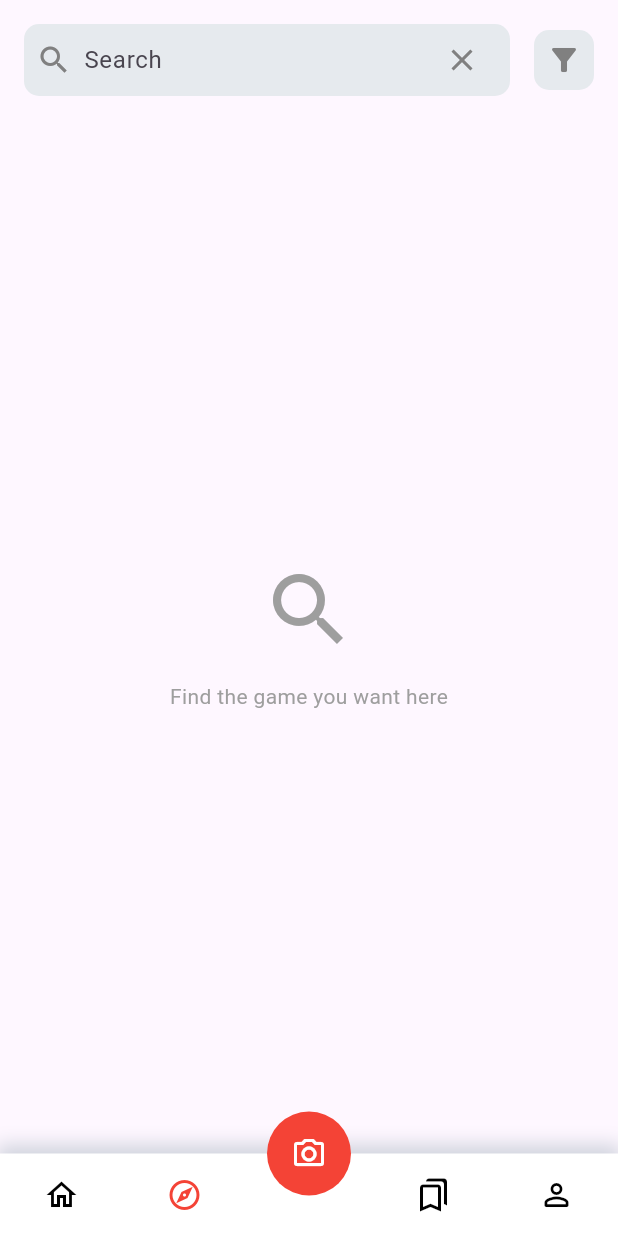
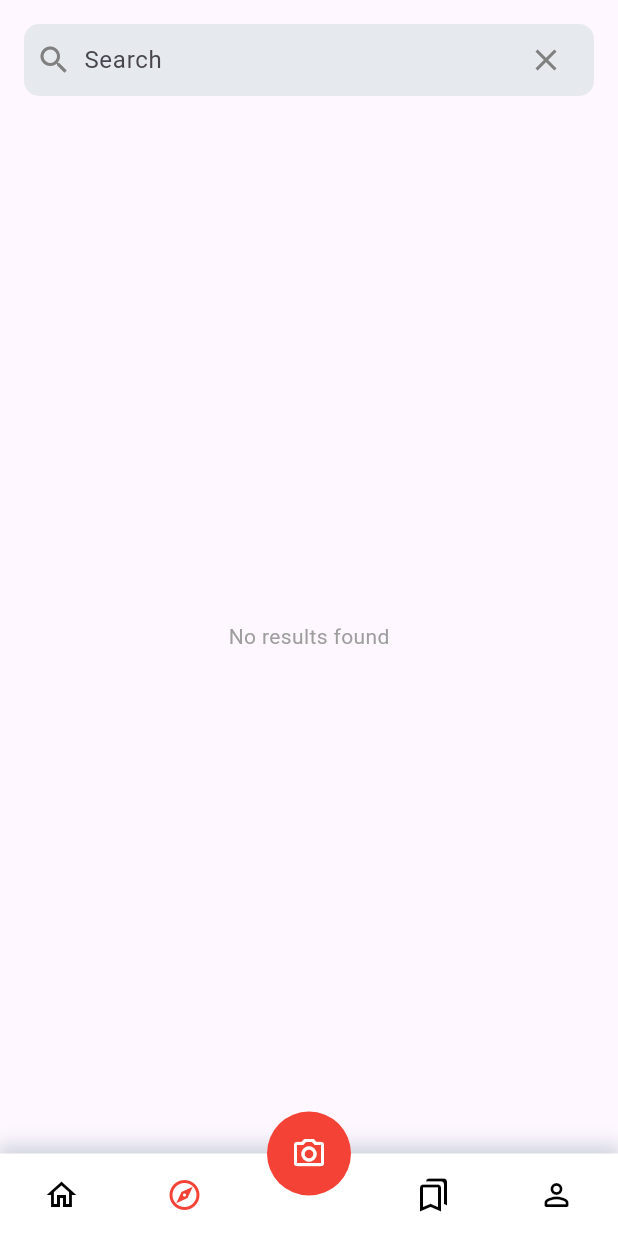
Before and after one commit to irshandyaditya/AgePlay, a Flutter app: the SearchPage screen opened by its route, on a phone screen of 412 x 824 dp. Run offline on Flutter 3.47's test engine with Material 3 defaults, Android fonts, the phone set to English and light mode, and no system bars; our stand-ins replace another_flutter_splash_screen, camera, flutter_secure_storage, image_picker, loading_indicator; accounts and stored records are empty.

Commit message:
feat: search logic

```diff
--- a/lib/pages/search.dart
+++ b/lib/pages/search.dart
@@ -1,4 +1,6 @@
+import 'dart:convert';
 import 'package:flutter/material.dart';
+import 'package:http/http.dart' as http;
 import 'package:age_play/widgets/bottom_navbar.dart';
 
 class SearchPage extends StatefulWidget {
@@ -13,32 +15,9 @@ class SearchPage extends StatefulWidget {
 class _SearchPageState extends State<SearchPage> {
   TextEditingController _searchController = TextEditingController();
   String _searchQuery = '';
-  List<Map<String, String>> searchResults = [];
+  List<Map<String, dynamic>> searchResults = [];
   int _currentIndex = 1;
-
-  final List<Map<String, String>> allItems = [
-    {
-      "title": "Persona 3 Reload",
-      "price": "Rp 779.000",
-      "developer": "ATLUS",
-      "tags": "JRPG, RPG, Anime, Adventure",
-      "image": "assets/persona3.jpg",
-    },
-    {
-      "title": "Horizon Forbidden West",
-      "price": "Rp 899.000",
-      "developer": "Guerrilla Games",
-      "tags": "Action, RPG, Open World",
-      "image": "assets/horizon.jpg",
-    },
-    {
-      "title": "Red Dead Redemption 2",
-      "price": "Rp 699.000",
-      "developer": "Rockstar Games",
-      "tags": "Action, Adventure, Open World",
-      "image": "assets/red_dead.jpg",
-    },
-  ];
+  bool _isLoading = false;
 
   @override
   void initState() {
@@ -48,29 +27,58 @@ class _SearchPageState extends State<SearchPage> {
         _searchQuery = _searchController.text;
       });
     });
-
-    // Jika halaman sebelumnya adalah "hasil deteksi", tampilkan semua item
-    if (widget.previousPage == 'hasil deteksi') {
-      searchResults = List.from(allItems);
-    }
   }
 
-  void _performSearch() {
+  Future<void> _performSearch() async {
+    if (_searchQuery.isEmpty) return;
+
     setState(() {
-      searchResults = allItems
-          .where((item) =>
-              item["title"]!.toLowerCase().contains(_searchQuery.toLowerCase()))
-          .toList();
+      _isLoading = true;
+    });
+
+    final url =
+        'https://polinemaesports.my.id/api/game-search/?query=${Uri.encodeComponent(_searchQuery)}';
+    try {
+      final response = await http.get(Uri.parse(url));
+      if (response.statusCode == 200) {
+        final data = json.decode(response.body);
+        final List<dynamic> results = data['results'];
+        setState(() {
+          searchResults = results.map((item) {
+            return {
+              'slug': item['slug'],
+              'name': item['name'],
+              'platforms': item['platforms']
+                  ?.map((p) => p['platform']['name'])
+                  ?.toList()
+                  ?.join(', ') ?? 'Unknown',
+              'rating': item['rating'] ?? 'N/A',
+              'genres': item['genres']
+                  ?.map((g) => g['name'])
+                  ?.toList()
+                  ?.join(', ') ?? 'N/A',
+              'esrb_rating': item['esrb_rating']?['name'] ?? 'N/A',
+              'screenshot': item['short_screenshots']?.firstWhere(
+                      (s) => s['id'] == -1,
+                      orElse: () => null)?['image'] ??
+                  'https://via.placeholder.com/150', // Default image
+            };
+          }).toList();
+        });
+      } else {
+        print("Failed to fetch data. Status code: ${response.statusCode}");
+      }
+    } catch (e) {
+      print("Error: $e");
+    }
+
+    setState(() {
+      _isLoading = false;
     });
   }
 
   @override
   Widget build(BuildContext context) {
-    // Header dinamis berdasarkan halaman sebelumnya
-    String displayText = widget.previousPage == 'hasil deteksi'
-        ? 'Face Recognition: Age 21'
-        : 'Search: $_searchQuery';
-
     return Scaffold(
       body: Column(
         crossAxisAlignment: CrossAxisAlignment.start,
@@ -107,12 +115,7 @@ class _SearchPageState extends State<SearchPage> {
                             setState(() {
                               _searchController.clear();
                               _searchQuery = '';
-                              if (widget.previousPage == 'hasil deteksi') {
-                                // Reset ke semua item jika halaman sebelumnya "hasil deteksi"
-                                searchResults = List.from(allItems);
-                              } else {
-                                searchResults.clear();
-                              }
+                              searchResults.clear();
                             });
                           },
                         ),
@@ -120,37 +123,13 @@ class _SearchPageState extends State<SearchPage> {
                     ),
                   ),
                 ),
-                SizedBox(width: 16),
-                Container(
-                  padding: EdgeInsets.all(8),
-                  decoration: BoxDecoration(
-                    color: const Color(0xFFE6EAEE),
-                    borderRadius: BorderRadius.circular(10),
-                  ),
-                  child: Icon(
-                    Icons.filter_alt,
-                    color: const Color(0xFF808080),
-                  ),
-                ),
               ],
             ),
           ),
-          if (_searchQuery.isNotEmpty || widget.previousPage == 'hasil deteksi') ...[
-            Padding(
-              padding: const EdgeInsets.symmetric(horizontal: 16.0),
-              child: Text(
-                displayText,
-                style: TextStyle(
-                  fontSize: 16,
-                  fontWeight: FontWeight.bold,
-                  color: Colors.black,
-                ),
-              ),
-            ),
-          ],
           Expanded(
-            child: widget.previousPage == 'hasil deteksi' || _searchQuery.isNotEmpty
-                ? (searchResults.isEmpty
+            child: _isLoading
+                ? Center(child: CircularProgressIndicator())
+                : searchResults.isEmpty
                     ? Center(
                         child: Text(
                           "No results found",
@@ -174,14 +153,14 @@ class _SearchPageState extends State<SearchPage> {
                                   decoration: BoxDecoration(
                                     borderRadius: BorderRadius.circular(8),
                                     image: DecorationImage(
-                                      image: AssetImage(result["image"]!),
+                                      image: NetworkImage(result["screenshot"]),
                                       fit: BoxFit.cover,
                                     ),
                                     boxShadow: [
                                       BoxShadow(
-                                        color: Colors.black.withOpacity(0.5), // Warna shadow
-                                        blurRadius: 8, // Tingkat blur
-                                        offset: Offset(0, 4), // Posisi shadow
+                                        color: Colors.black.withOpacity(0.5),
+                                        blurRadius: 8,
+                                        offset: Offset(0, 4),
                                       ),
                                     ],
                                   ),
@@ -190,39 +169,42 @@ class _SearchPageState extends State<SearchPage> {
                                 // Game info
                                 Expanded(
                                   child: Column(
-                                    crossAxisAlignment:
-                                        CrossAxisAlignment.start,
+                                    crossAxisAlignment: CrossAxisAlignment.start,
                                     children: [
                                       Text(
-                                        result["title"]!,
+                                        result["name"],
                                         style: TextStyle(
                                           fontSize: 16,
                                           fontWeight: FontWeight.bold,
                                         ),
                                       ),
                                       Text(
-                                        result["price"]!,
+                                        "Rating: ${result["rating"]}",
                                         style: TextStyle(
                                           fontSize: 16,
                                           color: Colors.green,
                                         ),
                                       ),
-                                      SizedBox(height: 8,),
                                       Text(
-                                        result["developer"]!,
+                                        "Platforms: ${result["platforms"]}",
                                         style: TextStyle(
                                           fontSize: 14,
                                           color: Colors.black87,
                                         ),
                                       ),
                                       Text(
-                                        result["tags"]!,
+                                        "Genres: ${result["genres"]}",
                                         style: TextStyle(
                                           fontSize: 12,
                                           color: Colors.grey,
                                         ),
-                                        maxLines: 1,
-                                        overflow: TextOverflow.ellipsis,
+                                      ),
+                                      Text(
+                                        "ESRB: ${result["esrb_rating"]}",
+                                        style: TextStyle(
+                                          fontSize: 12,
+                                          color: Colors.grey,
+                                        ),
                                       ),
                                     ],
                                   ),
@@ -231,20 +213,7 @@ class _SearchPageState extends State<SearchPage> {
                             ),
                           );
                         },
-                      ))
-                : Center(
-                    child: Column(
-                      mainAxisAlignment: MainAxisAlignment.center,
-                      children: [
-                        Icon(Icons.search, size: 64, color: Colors.grey),
-                        SizedBox(height: 16),
-                        Text(
-                          "Find the game you want here",
-                          style: TextStyle(color: Colors.grey),
-                        ),
-                      ],
-                    ),
-                  ),
+                      ),
           ),
         ],
       ),
@@ -258,7 +227,7 @@ class _SearchPageState extends State<SearchPage> {
           Icons.camera_alt_outlined,
           color: Colors.white,
         ),
-        backgroundColor: Colors.red, // Red color for the central button
+        backgroundColor: Colors.red,
       ),
       floatingActionButtonLocation: FloatingActionButtonLocation.centerDocked,
       bottomNavigationBar: BottomNavBarWidget(
```
